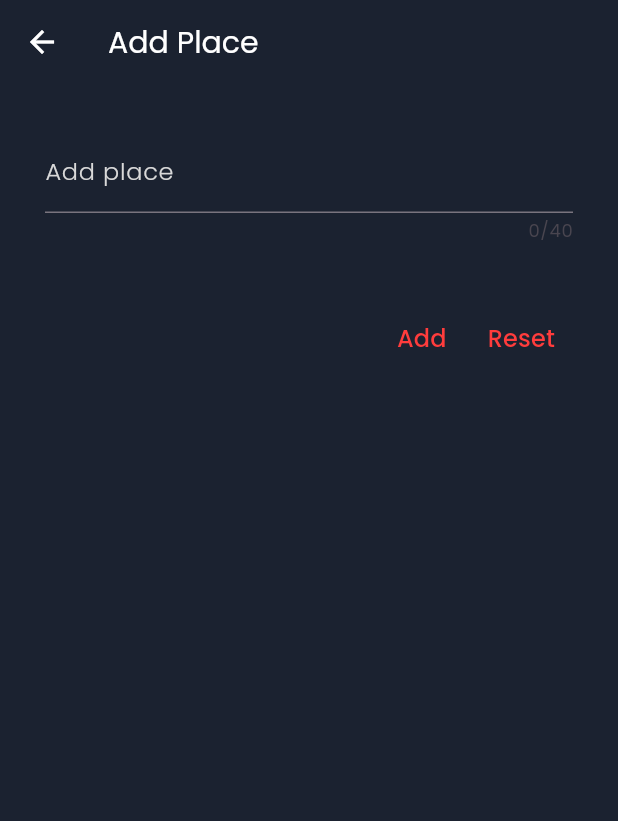
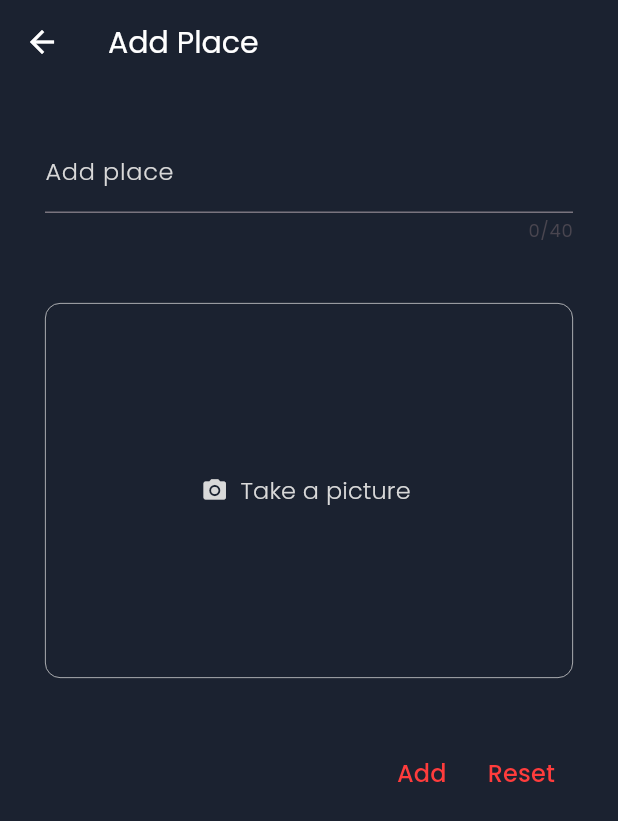
Before and after one commit to akila514/Favorite-Places-App, a Flutter app: the AddNewPlace screen opened directly, on a phone screen of 412 x 824 dp. Shown: the top 821 px of the screen. Run offline on Flutter 3.47's test engine with Material 2 defaults, Android fonts, the phone set to English and light mode, and no system bars; our stand-ins replace flutter_riverpod, google_fonts, image_picker.

Commit message:
Users can now take a image of the place

```diff
--- a/favourite_places/lib/models/favourite_pace.dart
+++ b/favourite_places/lib/models/favourite_pace.dart
@@ -1,8 +1,12 @@
+import 'dart:io';
+
 import 'package:uuid/uuid.dart';
 
 class FavouritePlace {
   final String id;
   final String name;
+  final File image;
 
-  FavouritePlace({required this.name}) : id = const Uuid().v4();
+  FavouritePlace({required this.name, required this.image})
+      : id = const Uuid().v4();
 }
--- a/favourite_places/lib/screens/add_new_place.dart
+++ b/favourite_places/lib/screens/add_new_place.dart
@@ -1,7 +1,10 @@
+import 'dart:io';
+
 import 'package:favourite_places/constants/colors.dart';
 import 'package:favourite_places/constants/text_styles.dart';
 import 'package:favourite_places/models/favourite_pace.dart';
 import 'package:favourite_places/provider/favouritepaces_list_provider.dart';
+import 'package:favourite_places/widgets/image_input.dart';
 import 'package:flutter/material.dart';
 import 'package:flutter_riverpod/flutter_riverpod.dart';
 
@@ -17,6 +20,7 @@ class AddNewPlace extends ConsumerStatefulWidget {
 class _AddNewPlaceState extends ConsumerState<AddNewPlace> {
   var _enteredPlace = '';
   final _formKey = GlobalKey<FormState>();
+  File? curruntImage;
 
   void _savePlace() {
     if (_formKey.currentState!.validate()) {
@@ -25,11 +29,15 @@ class _AddNewPlaceState extends ConsumerState<AddNewPlace> {
       return;
     }
 
-    ref.watch(favouritePlacesListProvider.notifier).addFavoutitePlace(
-          FavouritePlace(name: _enteredPlace),
+    ref.read(favouritePlacesListProvider.notifier).addFavoutitePlace(
+          FavouritePlace(name: _enteredPlace, image: curruntImage!),
         );
 
     Navigator.of(context).pop();
+  }
+
+  void onselectImage(File file) {
+    curruntImage = file;
   }
 
   @override
@@ -80,6 +88,10 @@ class _AddNewPlaceState extends ConsumerState<AddNewPlace> {
               const SizedBox(
                 height: 40,
               ),
+              ImageInput(selecetImage: onselectImage),
+              const SizedBox(
+                height: 40,
+              ),
               Row(
                 mainAxisAlignment: MainAxisAlignment.end,
                 children: [
--- /dev/null
+++ b/favourite_places/lib/widgets/image_input.dart
@@ -0,0 +1,83 @@
+import 'dart:io';
+import 'package:flutter/material.dart';
+
+import 'package:favourite_places/constants/colors.dart';
+import 'package:favourite_places/constants/text_styles.dart';
+import 'package:image_picker/image_picker.dart';
+
+class ImageInput extends StatefulWidget {
+  const ImageInput({super.key, required this.selecetImage});
+  final void Function(File image) selecetImage;
+
+  @override
+  State<StatefulWidget> createState() {
+    return _ImageInputState();
+  }
+}
+
+class _ImageInputState extends State<ImageInput> {
+  File? slectedImage;
+
+  void _takePicture() async {
+    final imagePicker = ImagePicker();
+
+    final pickedImage =
+        await imagePicker.pickImage(source: ImageSource.camera, maxWidth: 600);
+
+    if (pickedImage == null) {
+      return;
+    }
+
+    setState(() {
+      slectedImage = File(pickedImage.path);
+    });
+    widget.selecetImage(slectedImage!);
+  }
+
+  @override
+  Widget build(BuildContext context) {
+    var content = Container(
+      height: 250,
+      width: double.infinity,
+      alignment: Alignment.center,
+      decoration: BoxDecoration(
+        borderRadius: BorderRadius.circular(10),
+        border: Border.all(width: 0.5, color: secondaryTextColor),
+      ),
+      child: TextButton.icon(
+          onPressed: () {
+            _takePicture();
+          },
+          icon: const Icon(
+            Icons.camera_alt,
+            color: secondaryTextColor,
+          ),
+          label: const Text(
+            'Take a picture',
+            style: textFieldTextStyle,
+          )),
+    );
+
+    if (slectedImage != null) {
+      content = Container(
+        height: 250,
+        width: double.infinity,
+        alignment: Alignment.center,
+        decoration: BoxDecoration(
+          borderRadius: BorderRadius.circular(10),
+        ),
+        child: GestureDetector(
+          onTap: _takePicture,
+          child: Image.file(
+            slectedImage!,
+            width: double.infinity,
+            fit: BoxFit.cover,
+            height: double.infinity,
+          ),
+        ),
+      );
+    }
+
+    return content;
+  }
+}
--- a/favourite_places/pubspec.yaml
+++ b/favourite_places/pubspec.yaml
@@ -38,6 +38,7 @@ dependencies:
   google_fonts: ^5.1.0
   flutter_riverpod: ^2.3.6
   uuid: ^3.0.7
+  image_picker: ^1.0.2
 
 dev_dependencies:
   flutter_test:
```
Also changed, not shown: favourite_places/lib/widgets/places_list.dart (+75 -4 lines), favourite_places/pubspec.lock, 5 other files.
